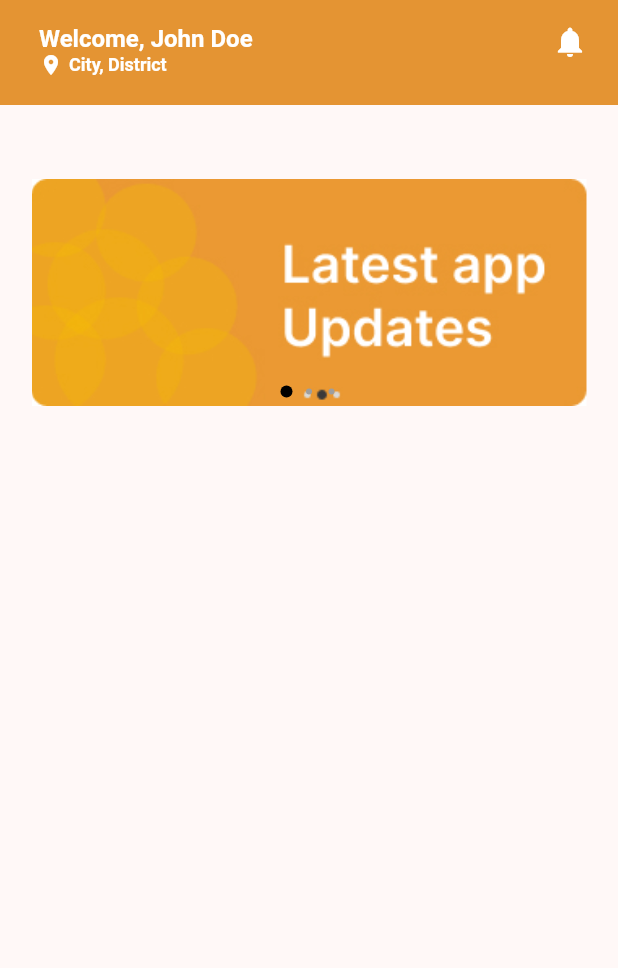
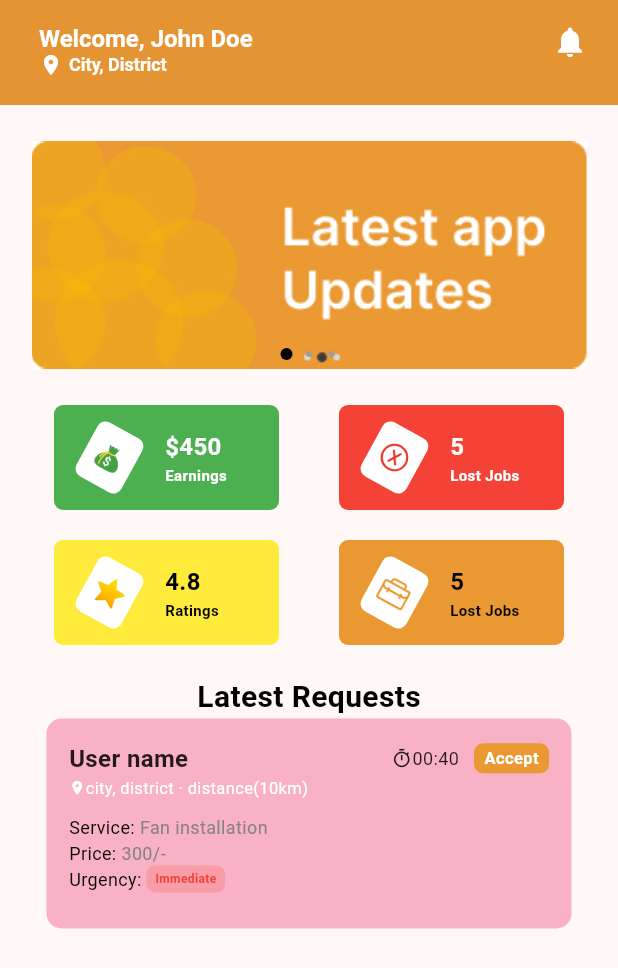
Before and after one commit to KAVYAPUTTU/localSkillConnect, a Flutter app: the HomePage screen opened directly, on a phone screen of 412 x 824 dp. Shown: the top 968 px of the screen. Run offline on Flutter 3.47's test engine with Material 3 defaults, Android fonts, the light colour scheme and no system bars; our stand-ins replace another_carousel_pro, smooth_page_indicator.

Commit message:
request card

```diff
--- a/lib/Screens/Home/home_page.dart
+++ b/lib/Screens/Home/home_page.dart
@@ -1,5 +1,6 @@
 import 'package:another_carousel_pro/another_carousel_pro.dart';
 import 'package:flutter/material.dart';
+import 'package:localskillconnect/Widgets/requests.dart';
 
 class HomePage extends StatelessWidget {
   final List<String> imglist = [
@@ -65,7 +66,7 @@ class HomePage extends StatelessWidget {
         children: [
           Center(
             child: SizedBox(
-              height: 250,
+              height: 200,
               width: 370,
               child: AnotherCarousel(
                 images: imglist
@@ -73,17 +74,164 @@ class HomePage extends StatelessWidget {
                     .toList(),
                 dotSize: 4,
                 dotSpacing: 15,
-                dotIncreasedColor:Colors.black,
+                dotIncreasedColor: Colors.black,
                 dotColor: Colors.grey,
-                indicatorBgPadding: 55,
+                indicatorBgPadding: 30,
                 dotBgColor: const Color.fromARGB(0, 255, 255, 255),
                 dotPosition: DotPosition.bottomCenter,
                 autoplay: true,
               ),
             ),
           ),
+          Padding(
+            padding: EdgeInsets.only(left: 25, right: 25),
+            child: Column(
+              children: [
+                const Row(
+                  mainAxisAlignment: MainAxisAlignment.center,
+                  children: [
+                    Cards(
+                      colorname: Colors.green,
+                      imgname: 'assets/img/earnings.png',
+                      title: '\$450',
+                      subtitle: 'Earnings',
+                      textcolor: Colors.white,
+                    ),
+                    SizedBox(
+                      width: 40,
+                    ),
+                    Cards(
+                      colorname: Colors.red,
+                      imgname: 'assets/img/lostjobs.png',
+                      title: '5',
+                      subtitle: 'Lost Jobs',
+                      textcolor: Colors.white,
+                    ),
+                  ],
+                ),
+                SizedBox(
+                  height: 20,
+                ),
+                Row(
+                  mainAxisAlignment: MainAxisAlignment.center,
+                  children: [
+                    Cards(
+                        colorname: Colors.yellow,
+                        imgname: 'assets/img/rate.png',
+                        title: '4.8',
+                        subtitle: 'Ratings',
+                        textcolor: Colors.black),
+                    SizedBox(
+                      width: 40,
+                    ),
+                    Cards(
+                        colorname: Theme.of(context).colorScheme.primary,
+                        imgname: 'assets/img/lostjobs2.png',
+                        title: '5',
+                        subtitle: 'Lost Jobs',
+                        textcolor: Colors.black)
+                  ],
+                )
+              ],
+            ),
+          ),
+          SizedBox(
+            height: 20,
+          ),
+          Text(
+            'Latest Requests',
+            style: TextStyle(
+                color: Colors.black, fontSize: 20, fontWeight: FontWeight.w600),
+          ),
+          RequestCard(
+            username: 'User name',
+            location: 'city, district · distance(10km)',
+            time: '00:40',
+            service: 'Fan installation',
+            price: '300/-',
+            urgencyLabel: 'Immediate',
+            urgencyColor: Colors.red,
+            onAccept: () {
+              // handle tap
+            },
+          ),
         ],
       ),
     );
   }
 }
+
+class Cards extends StatelessWidget {
+  final Color colorname;
+  final String imgname;
+  final String title;
+  final String subtitle;
+  final Color textcolor;
+
+  const Cards({
+    super.key,
+    required this.colorname,
+    required this.imgname,
+    required this.title,
+    required this.subtitle,
+    required this.textcolor,
+  });
+
+  @override
+  Widget build(BuildContext context) {
+    return Container(
+      height: 70,
+      width: 150,
+      decoration: BoxDecoration(
+        color: colorname,
+        borderRadius: BorderRadius.circular(6),
+      ),
+      child: Row(
+        children: [
+          const SizedBox(width: 20),
+          Transform.rotate(
+            angle: 0.5,
+            child: Container(
+              height: 41,
+              width: 34,
+              decoration: BoxDecoration(
+                color: Colors.white,
+                borderRadius: BorderRadius.circular(6),
+              ),
+              child: Padding(
+                padding: const EdgeInsets.all(6.0),
+                child: Image.asset(
+                  imgname,
+                  fit: BoxFit.contain,
+                ),
+              ),
+            ),
+          ),
+          SizedBox(
+            width: 20,
+          ),
+          Column(
+            mainAxisAlignment: MainAxisAlignment.center,
+            crossAxisAlignment: CrossAxisAlignment.start,
+            children: [
+              Text(
+                title,
+                style: TextStyle(
+                    color: textcolor,
+                    fontSize: 16,
+                    fontWeight: FontWeight.w600),
+              ),
+              Text(
+                subtitle,
+                style: TextStyle(
+                    color: textcolor,
+                    fontSize: 10,
+                    fontWeight: FontWeight.w600),
+              )
+            ],
+          )
+        ],
+      ),
+    );
+  }
+}
--- /dev/null
+++ b/lib/Widgets/requests.dart
@@ -0,0 +1,162 @@
+import 'package:flutter/material.dart';
+
+class RequestCard extends StatelessWidget {
+  final String username;
+  final String location;
+  final String time;
+  final String service;
+  final String price;
+  final String urgencyLabel;
+  final Color urgencyColor;
+  final Color backgroundColor;
+  final VoidCallback? onAccept;
+
+  const RequestCard({
+    super.key,
+    required this.username,
+    required this.location,
+    required this.time,
+    required this.service,
+    required this.price,
+    required this.urgencyLabel,
+    required this.urgencyColor,
+    this.backgroundColor = const Color.fromARGB(75, 235, 11, 78),
+    this.onAccept,
+  });
+
+  @override
+  Widget build(BuildContext context) {
+    return Container(
+      height: 140,
+      width: 350,
+      decoration: BoxDecoration(
+        color: backgroundColor,
+        borderRadius: BorderRadius.circular(10),
+      ),
+      child: Padding(
+        padding: const EdgeInsets.all(15.0),
+        child: Column(
+          crossAxisAlignment: CrossAxisAlignment.start,
+          children: [
+            /// Header row: Username and Timer + Accept
+            Row(
+              mainAxisAlignment: MainAxisAlignment.spaceBetween,
+              children: [
+                Text(
+                  username,
+                  style: const TextStyle(
+                    fontSize: 16,
+                    fontWeight: FontWeight.w600,
+                  ),
+                ),
+                Row(
+                  children: [
+                    const Icon(Icons.timer_sharp, size: 14),
+                    Text(time, style: const TextStyle(fontSize: 12)),
+                    const SizedBox(width: 10),
+                    GestureDetector(
+                      onTap: onAccept,
+                      child: Container(
+                        height: 20,
+                        width: 50,
+                        decoration: BoxDecoration(
+                          color: Theme.of(context).colorScheme.primary,
+                          borderRadius: BorderRadius.circular(6),
+                        ),
+                        child: const Center(
+                          child: Text(
+                            'Accept',
+                            style: TextStyle(
+                              color: Colors.white,
+                              fontSize: 11,
+                              fontWeight: FontWeight.w600,
+                            ),
+                          ),
+                        ),
+                      ),
+                    ),
+                  ],
+                )
+              ],
+            ),
+
+            /// Location
+            Row(
+              children: [
+                const Icon(Icons.location_on, size: 11, color: Colors.white),
+                Text(
+                  location,
+                  style: const TextStyle(fontSize: 11, color: Colors.white),
+                ),
+              ],
+            ),
+
+            const SizedBox(height: 10),
+
+            /// Service
+            Row(
+              children: [
+                const Text(
+                  'Service: ',
+                  style: TextStyle(fontSize: 12, color: Colors.black),
+                ),
+                Text(
+                  service,
+                  style: TextStyle(
+                    fontSize: 12,
+                    color: Theme.of(context).colorScheme.secondary,
+                  ),
+                )
+              ],
+            ),
+
+            /// Price
+            Row(
+              children: [
+                const Text(
+                  'Price: ',
+                  style: TextStyle(fontSize: 12, color: Colors.black),
+                ),
+                Text(
+                  price,
+                  style: TextStyle(
+                    fontSize: 12,
+                    color: Theme.of(context).colorScheme.secondary,
+                  ),
+                )
+              ],
+            ),
+
+            /// Urgency
+            Row(
+              children: [
+                const Text(
+                  'Urgency: ',
+                  style: TextStyle(fontSize: 12, color: Colors.black),
+                ),
+                Container(
+                  height: 18,
+                  padding: const EdgeInsets.symmetric(horizontal: 6),
+                  decoration: BoxDecoration(
+                    color: urgencyColor.withOpacity(0.2),
+                    borderRadius: BorderRadius.circular(6),
+                  ),
+                  child: Center(
+                    child: Text(
+                      urgencyLabel,
+                      style: TextStyle(
+                        color: urgencyColor,
+                        fontSize: 8,
+                        fontWeight: FontWeight.w600,
+                      ),
+                    ),
+                  ),
+                ),
+              ],
+            ),
+          ],
+        ),
+      ),
+    );
+  }
+}
--- a/pubspec.yaml
+++ b/pubspec.yaml
@@ -31,6 +31,10 @@ flutter:
     - assets/img/bookings.png
     - assets/img/profile.png
     - assets/img/carouselimg.jpg
+    - assets/img/earnings.png
+    - assets/img/lostjobs.png
+    - assets/img/rate.png
+    - assets/img/lostjobs2.png
 
   fonts:
     - family: AveriaSerifLibre
```
Also changed, not shown: assets/img/earnings.png (added), assets/img/lostjobs.png (added), assets/img/lostjobs2.png (added), assets/img/rate.png (added).
